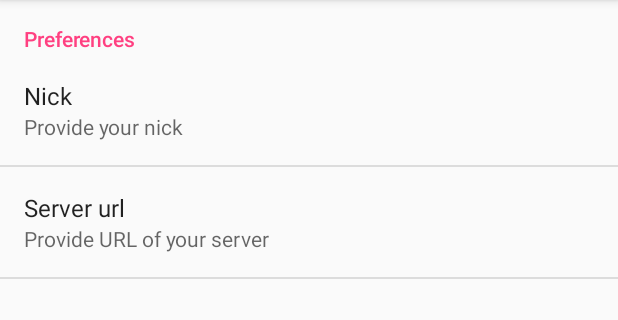
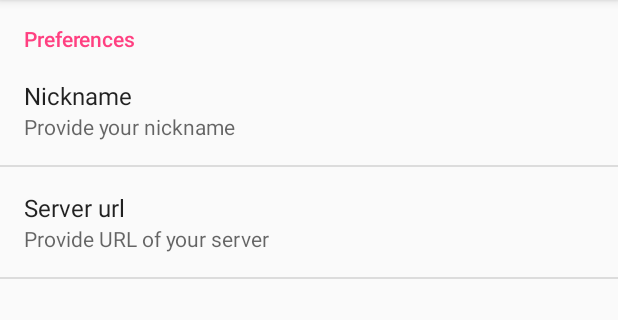
Before and after one commit to akvus/skeleton-android, an Android app: the screen it shows after launch (SettingsActivity), after a tap on "Settings", on a phone screen of 412 x 824 dp, the part 84-404 px from its top. Run offline under Robolectric (Android 15) with nearby library versions, the phone set to English and light mode, and no system bars; our stand-ins replace Dagger/Hilt's generated code, Room's generated code, RxJava, Timber; network calls fail.

Commit message:
Nick renamed to nickname.

```diff
--- a/app/src/main/res/values/strings.xml
+++ b/app/src/main/res/values/strings.xml
@@ -6,8 +6,8 @@
     <string name="message_deleted">Message deleted</string>
     <string name="action_settings">Settings</string>
     <string name="preferences">Preferences</string>
-    <string name="preference_nick_title">Nick</string>
-    <string name="preference_nick_summary">Provide your nick</string>
+    <string name="preference_nickname_title">Nickname</string>
+    <string name="preference_nickname_summary">Provide your nickname</string>
     <string name="preference_url_title">Server url</string>
     <string name="preference_url_summary">Provide URL of your server</string>
 </resources>
--- a/app/src/main/res/xml/preferences.xml
+++ b/app/src/main/res/xml/preferences.xml
@@ -5,9 +5,9 @@
 
         <EditTextPreference
             android:key="nickPreference"
-            android:title="@string/preference_nick_title"
-            android:summary="@string/preference_nick_summary"
-            android:dialogTitle="@string/preference_nick_title" />
+            android:title="@string/preference_nickname_title"
+            android:summary="@string/preference_nickname_summary"
+            android:dialogTitle="@string/preference_nickname_title" />
 
         <EditTextPreference
             android:key="urlPreference"
```
